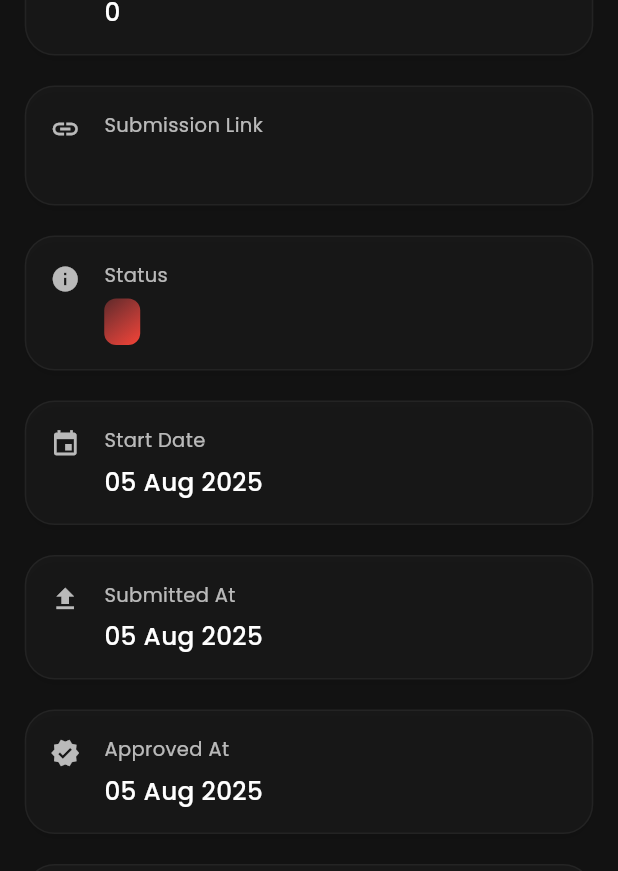
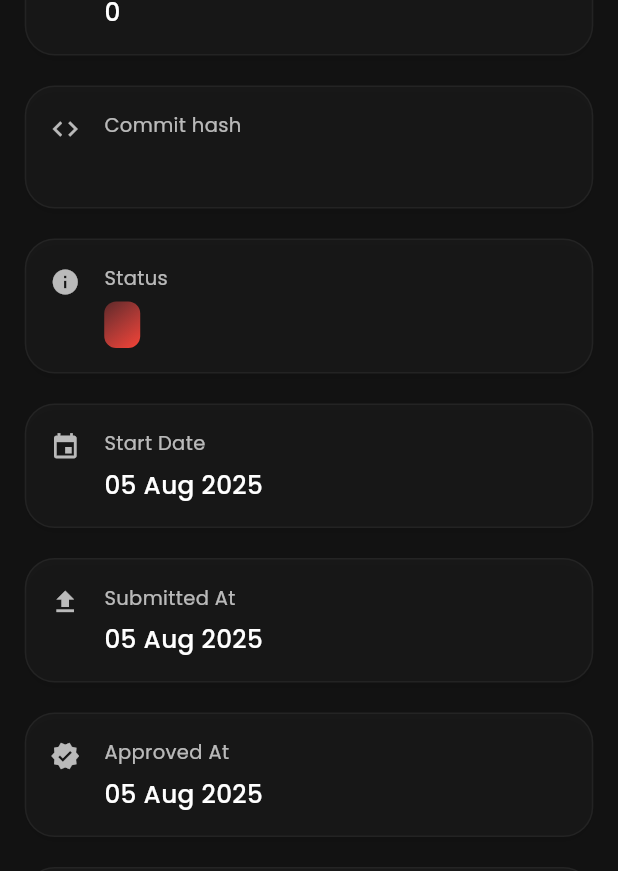
Before and after one commit to amfoss/ammentor-mobile, a Flutter app: the SubmissionDetailsScreen screen opened directly with empty values, on a phone screen of 412 x 824 dp. Shown: the part 345-1216 px from the top of the screen. Run offline on Flutter 3.47's test engine with Material 3 defaults, Android fonts, the phone set to English and light mode, and no system bars; our stand-ins replace flutter_dotenv, flutter_riverpod, flutter_secure_storage, hugeicons, shared_preferences, table_calendar; missing offline and left inert: page_animation_transition; accounts and stored records are empty.

Commit message:
feat(submission): Implemented submission logic for commit hash field

```diff
--- a/lib/screen/review/model/submission_model.dart
+++ b/lib/screen/review/model/submission_model.dart
@@ -4,6 +4,7 @@ class Submission {
   final int taskNo;
   final String taskName;
   final String referenceLink;
+  final String commitHash;
   final String status;
   final DateTime submittedAt;
   final DateTime? approvedAt;
@@ -17,6 +18,7 @@ class Submission {
     required this.taskNo,
     required this.taskName,
     required this.referenceLink,
+    required this.commitHash,
     required this.status,
     required this.submittedAt,
     this.approvedAt,
@@ -32,6 +34,7 @@ class Submission {
       taskId: json['task_id'],
       taskName: json['task_name'] ?? '',
       referenceLink: json['reference_link']?.toString() ?? '',
+      commitHash: json['commit_hash']?.toString() ?? '',
       status: json['status']?.toString() ?? 'submitted',
       submittedAt: DateTime.parse(json['submitted_at']),
       approvedAt:
--- a/lib/screen/review/provider/submission_controller.dart
+++ b/lib/screen/review/provider/submission_controller.dart
@@ -36,7 +36,6 @@ class TaskSubmissionController extends StateNotifier<TaskSubmissionState> {
   Future<void> submitTask(
     int taskNo,
     int trackId,
-    String referenceLink,
     DateTime startDate, {
     String? commitHash,
   }) async {
@@ -50,7 +49,7 @@ class TaskSubmissionController extends StateNotifier<TaskSubmissionState> {
       final body = jsonEncode({
         "track_id": trackId,
         "task_no": taskNo,
-        "reference_link": referenceLink,
+        "reference_link": "string",
         "start_date": _convertDate(startDate),
         "mentee_email": email,
         if (commitHash != null && commitHash.isNotEmpty) "commit_hash": commitHash,
--- a/lib/screen/review/view/submission_details_screen.dart
+++ b/lib/screen/review/view/submission_details_screen.dart
@@ -133,7 +133,7 @@ class SubmissionDetailsScreen extends StatelessWidget {
           children: [
             buildInfoCard(context, 'Task Name', submission.taskName, Icons.task),
             buildInfoCard(context, 'Task No', submission.taskId.toString(), Icons.tag),
-            buildInfoCard(context, 'Submission Link', submission.referenceLink, Icons.link, isLink: true),
+            buildInfoCard(context, 'Commit hash', submission.commitHash, Icons.code),
             buildInfoCard(context, 'Status', submission.status, Icons.info, isStatus: true),
             buildInfoCard(context, 'Start Date', formatDate(submission.startDate), Icons.event),
             buildInfoCard(context, 'Submitted At', formatDate(submission.submittedAt), Icons.upload),
```
Also changed, not shown: lib/screen/review/view/submission_screen.dart (+0 -8 lines).
